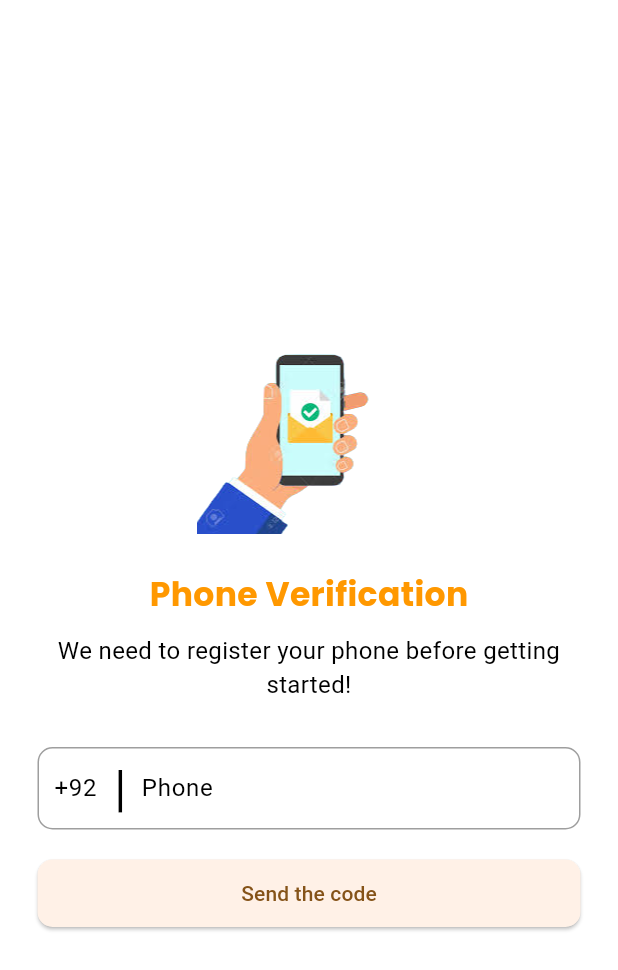
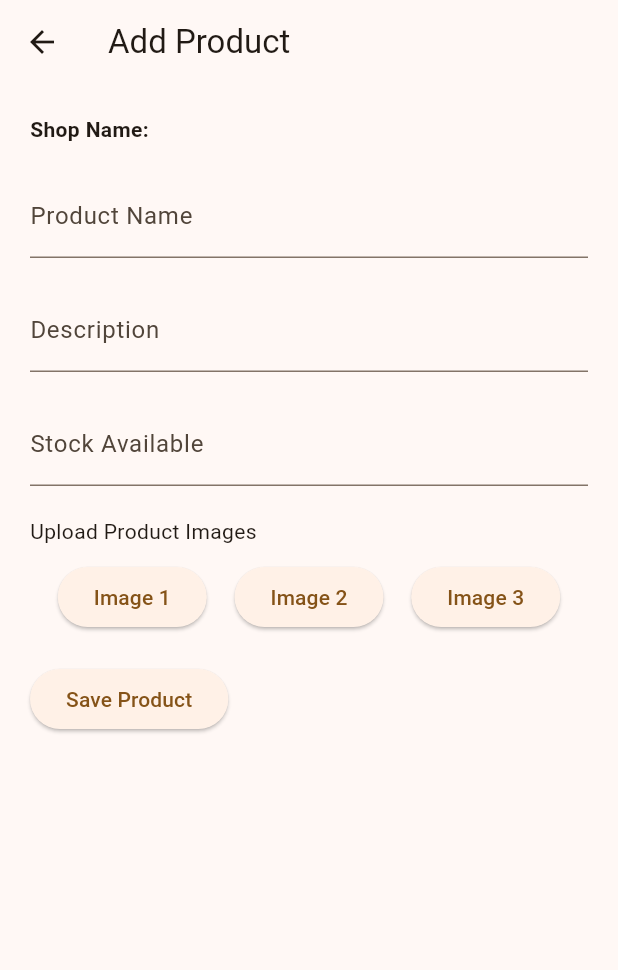
Before and after one commit to MDK-404/e_mechanic, a Flutter app: the screen it shows after launch, after a tap on "Mechanic Login", on a phone screen of 412 x 824 dp. Shown: the top 970 px of the screen. Run offline on Flutter 3.47's test engine with Material 3 defaults, Android fonts, the phone set to English and light mode, and no system bars; our stand-ins replace cloud_firestore, firebase_auth, firebase_core, firebase_storage, fluttertoast, image_picker and 2 more; accounts and stored records are empty.

Commit message:
add products

```diff
--- a/lib/main.dart
+++ b/lib/main.dart
@@ -1,3 +1,4 @@
+import 'package:e_mechanic/screens/add_products.dart';
 import 'package:e_mechanic/screens/customer_home.dart';
 import 'package:e_mechanic/screens/customer_login.dart';
 import 'package:e_mechanic/screens/customer_profile.dart';
@@ -44,6 +45,7 @@ class MyApp extends StatelessWidget {
         'mechanic_dashboard': (context) => MechanicDashboard(),
         'mechanic_profile': (context) => MechanicProfile(),
         'mechanic_login': (context) => MechanciLogin(),
+        'addproducts': (context) => AddProductScreen(),
         'mechanic_otp': (context) => OTPVerification(
               verificationid: 'verificationid',
             ),
--- /dev/null
+++ b/lib/screens/add_products.dart
@@ -0,0 +1,138 @@
+import 'dart:io';
+
+import 'package:flutter/material.dart';
+import 'package:firebase_auth/firebase_auth.dart';
+import 'package:cloud_firestore/cloud_firestore.dart';
+import 'package:image_picker/image_picker.dart';
+
+class AddProductScreen extends StatefulWidget {
+  const AddProductScreen({Key? key}) : super(key: key);
+
+  @override
+  _AddProductScreenState createState() => _AddProductScreenState();
+}
+
+class _AddProductScreenState extends State<AddProductScreen> {
+  final TextEditingController productNameController = TextEditingController();
+  final TextEditingController descriptionController = TextEditingController();
+  final TextEditingController stockController = TextEditingController();
+
+  late File? _image1;
+  late File? _image2;
+  late File? _image3;
+
+  final picker = ImagePicker();
+
+  String shopName = '';
+
+  @override
+  // void initState() {
+  //   super.initState();
+  //   fetchShopName();
+  // }
+
+  // Future<void> fetchShopName() async {
+  //   final auth = FirebaseAuth.instance;
+  //   User? user = auth.currentUser;
+  //   String mechanicPhoneNumber = user!.phoneNumber!;
+
+  //   DocumentSnapshot mechanicSnapshot = await FirebaseFirestore.instance
+  //       .collection('mechanics')
+  //       .doc(mechanicPhoneNumber)
+  //       .get();
+
+  //   setState(() {
+  //     shopName = mechanicSnapshot.get('shopName') ?? '';
+  //   });
+  // }
+
+  Future getImage(int imageNumber) async {
+    final pickedFile = await picker.pickImage(source: ImageSource.gallery);
+
+    setState(() {
+      if (pickedFile != null) {
+        switch (imageNumber) {
+          case 1:
+            _image1 = File(pickedFile.path);
+            break;
+          case 2:
+            _image2 = File(pickedFile.path);
+            break;
+          case 3:
+            _image3 = File(pickedFile.path);
+            break;
+        }
+      } else {
+        print('No image selected.');
+      }
+    });
+  }
+
+  void _saveProduct() async {
+    // Save product logic remains the same
+  }
+
+  @override
+  Widget build(BuildContext context) {
+    return Scaffold(
+      appBar: AppBar(
+        title: Text('Add Product'),
+      ),
+      body: SingleChildScrollView(
+        padding: EdgeInsets.all(20),
+        child: Column(
+          crossAxisAlignment: CrossAxisAlignment.start,
+          children: [
+            Text(
+              'Shop Name: $shopName',
+              style: TextStyle(fontWeight: FontWeight.bold),
+            ),
+            SizedBox(height: 20),
+            TextFormField(
+              controller: productNameController,
+              decoration: InputDecoration(labelText: 'Product Name'),
+            ),
+            // Add other form fields and buttons...
+             SizedBox(height: 20),
+            TextFormField(
+              controller: descriptionController,
+              decoration: InputDecoration(labelText: 'Description'),
+              maxLines: null,
+            ),
+            SizedBox(height: 20),
+            TextFormField(
+              controller: stockController,
+              decoration: InputDecoration(labelText: 'Stock Available'),
+              keyboardType: TextInputType.number,
+            ),
+            SizedBox(height: 20),
+            Text('Upload Product Images'),
+            SizedBox(height: 10),
+            Row(
+              mainAxisAlignment: MainAxisAlignment.spaceEvenly,
+              children: [
+                ElevatedButton(
+                  onPressed: () => getImage(1),
+                  child: Text('Image 1'),
+                ),
+                ElevatedButton(
+                  onPressed: () => getImage(2),
+                  child: Text('Image 2'),
+                ),
+                ElevatedButton(
+                  onPressed: () => getImage(3),
+                  child: Text('Image 3'),
+                ),
+              ],
+            ),
+            SizedBox(height: 20),
+            ElevatedButton(
+              onPressed: _saveProduct,
+              child: Text('Save Product'),
+            ),
+          ],
+        ),
+      ),
+    );
+  }
+}
--- a/lib/screens/main_screen.dart
+++ b/lib/screens/main_screen.dart
@@ -134,7 +134,7 @@ class MainScreen extends StatelessWidget {
                   ),
                   ElevatedButton(
                     onPressed: () {
-                      Navigator.pushNamed(context, 'mechanic_login');
+                      Navigator.pushNamed(context, 'addproducts');
                       userType = "mechanic";
 
                       // Mechanic type select karo
--- a/lib/screens/mechanic_profile.dart
+++ b/lib/screens/mechanic_profile.dart
@@ -42,7 +42,7 @@ class _MechanicProfileState extends State<MechanicProfile> {
     // Fetching user's phone number from Firebase Authentication
     final auth = FirebaseAuth.instance;
     User? user = auth.currentUser;
-    phoneNumber = user!.phoneNumber!;
+    //phoneNumber = user!.phoneNumber!;
   }
 
   Future getImage() async {
```
Also changed, not shown: pubspec.yaml (+4 -4 lines), pubspec.lock.
